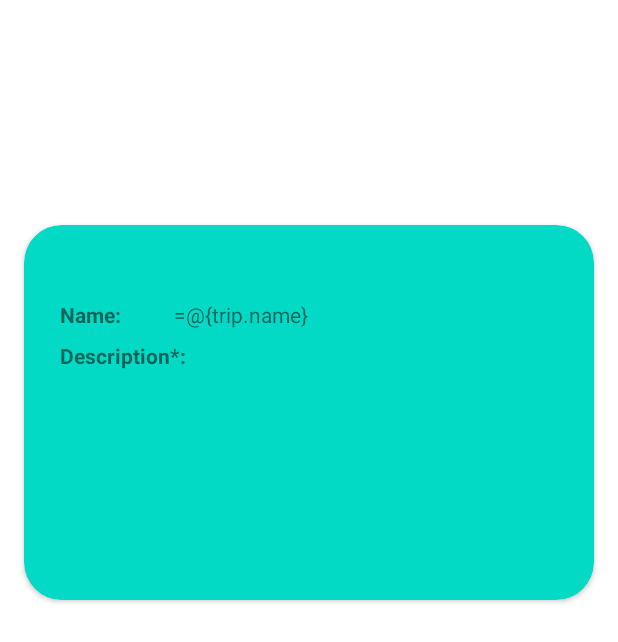
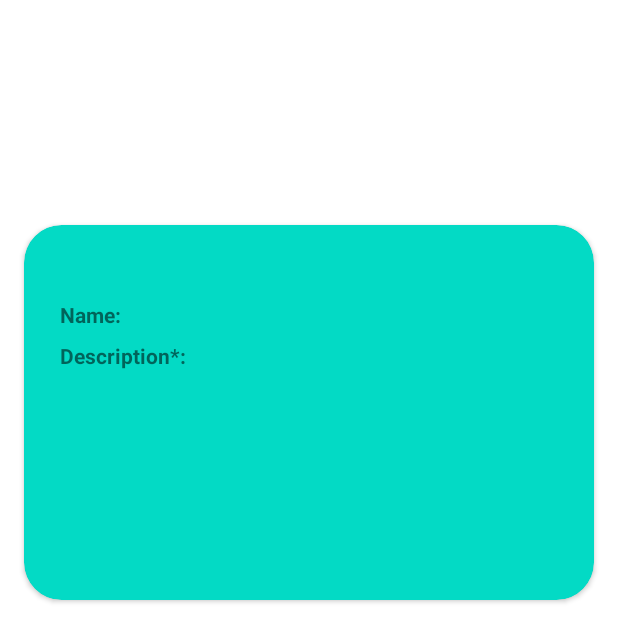
Before and after one commit to KClaassen/AroundTheWorld, an Android app: the layout fragment_trip_detail.xml on its own in the app's theme, with its tools: preview values and no code run, on a phone screen of 412 x 824 dp. Shown: the top 642 px of the screen. Run offline under Robolectric (Android 15) with nearby library versions, the phone set to English and light mode, and no system bars.

```diff
--- a/app/src/main/AndroidManifest.xml
+++ b/app/src/main/AndroidManifest.xml
@@ -4,6 +4,7 @@
     package="com.example.android.capstoneproject_aroundtheworld">
 
     <uses-permission android:name="android.permission.INTERNET" />
+    <uses-permission android:name="android.permission.READ_EXTERNAL_STORAGE"/>
 
     <application
         android:allowBackup="true"
--- a/app/src/main/java/com/example/android/capstoneproject_aroundtheworld/models/Trip.kt
+++ b/app/src/main/java/com/example/android/capstoneproject_aroundtheworld/models/Trip.kt
@@ -6,6 +6,7 @@ import androidx.room.Entity
 import androidx.room.PrimaryKey
 import kotlinx.android.parcel.Parcelize
 
+@Parcelize
 @Entity()
 data class Trip(
         @PrimaryKey
@@ -16,4 +17,4 @@ data class Trip(
         var accomodation: String?,
         var dateFrom: String,
         var dateTo: String)
-        : BaseObservable()
+        : Parcelable
--- a/app/src/main/java/com/example/android/capstoneproject_aroundtheworld/trips/TripsListFragment.kt
+++ b/app/src/main/java/com/example/android/capstoneproject_aroundtheworld/trips/TripsListFragment.kt
@@ -84,7 +84,7 @@ class TripsListFragment : Fragment() {
         viewModel.navigateToTrip.observe(viewLifecycleOwner, Observer { trip ->
             trip?.let {
                 this.findNavController().navigate(TripsListFragmentDirections
-                        .actionTripsListFragmentToTripDetailFragment())
+                        .actionTripsListFragmentToTripDetailFragment(it))
                 viewModel.onTripNavigated()
             }
         })
--- a/app/src/main/java/com/example/android/capstoneproject_aroundtheworld/trips/detail/TripDetailFragment.kt
+++ b/app/src/main/java/com/example/android/capstoneproject_aroundtheworld/trips/detail/TripDetailFragment.kt
@@ -44,8 +44,8 @@ class TripDetailFragment : Fragment() {
         binding.lifecycleOwner = this
         binding.viewmodel = viewModel
 
-//        val arguments = TripDetailFragmentArgs.fromBundle(requireArguments()).trip
-//        binding.trip = arguments
+        val arguments = TripDetailFragmentArgs.fromBundle(requireArguments()).trip
+        binding.trip = arguments
 
         // Observing changes in TripsList
 //        viewModel.tripList.observe(viewLifecycleOwner, Observer {
--- a/app/src/main/res/layout/activity_main.xml
+++ b/app/src/main/res/layout/activity_main.xml
@@ -23,11 +23,11 @@
         android:layout_height="wrap_content"
         android:layout_marginStart="0dp"
         android:layout_marginEnd="0dp"
-        android:background="@color/teal_700"
+        android:background="@color/white"
         app:layout_constraintBottom_toBottomOf="parent"
         app:layout_constraintLeft_toLeftOf="parent"
         app:layout_constraintRight_toRightOf="parent"
-        app:itemBackground="@color/teal_700"
+        app:itemBackground="@color/white"
         app:menu="@menu/bottom_navigation_menu"/>
 
 </androidx.constraintlayout.widget.ConstraintLayout>
--- a/app/src/main/res/layout/fragment_trip_detail.xml
+++ b/app/src/main/res/layout/fragment_trip_detail.xml
@@ -76,7 +76,7 @@
                     android:layout_width="wrap_content"
                     android:layout_height="wrap_content"
                     android:layout_marginStart="32dp"
-                    android:text="=@{trip.name}"
+                    android:text="@{trip.name}"
                     app:layout_constraintBaseline_toBaselineOf="@+id/trip_name_detail_label"
                     app:layout_constraintStart_toEndOf="@+id/trip_name_detail_label" />
 
--- a/app/src/main/res/layout/fragment_trips_list.xml
+++ b/app/src/main/res/layout/fragment_trips_list.xml
@@ -23,7 +23,7 @@
             android:layout_marginStart="16dp"
             android:layout_marginTop="8dp"
             android:layout_marginEnd="16dp"
-            app:cardBackgroundColor="@color/colorAccent"
+            app:cardBackgroundColor="@color/teal_200"
             app:cardCornerRadius="25dp"
             app:layout_constraintEnd_toEndOf="parent"
             app:layout_constraintStart_toStartOf="parent"
--- a/app/src/main/res/navigation/navigation.xml
+++ b/app/src/main/res/navigation/navigation.xml
@@ -75,6 +75,9 @@
         <action
             android:id="@+id/action_tripDetailFragment_to_tripsListFragment"
             app:destination="@id/tripsListFragment" />
+        <argument
+            android:name="trip"
+            app:argType="com.example.android.capstoneproject_aroundtheworld.models.Trip" />
     </fragment>
 
 </navigation>
--- a/app/src/main/res/values-night/themes.xml
+++ b/app/src/main/res/values-night/themes.xml
@@ -2,12 +2,12 @@
     <!-- Base application theme. -->
     <style name="Theme.CapstoneProject_AroundTheWorld" parent="Theme.MaterialComponents.DayNight.DarkActionBar">
         <!-- Primary brand color. -->
-        <item name="colorPrimary">@color/purple_200</item>
-        <item name="colorPrimaryVariant">@color/purple_700</item>
-        <item name="colorOnPrimary">@color/black</item>
+        <item name="colorPrimary">#048EA8</item>
+        <item name="colorPrimaryVariant">#048EA8</item>
+        <item name="colorOnPrimary">@color/white</item>
         <!-- Secondary brand color. -->
         <item name="colorSecondary">@color/teal_200</item>
-        <item name="colorSecondaryVariant">@color/teal_200</item>
+        <item name="colorSecondaryVariant">@color/teal_700</item>
         <item name="colorOnSecondary">@color/black</item>
         <!-- Status bar color. -->
         <item name="android:statusBarColor" tools:targetApi="l">?attr/colorPrimaryVariant</item>
--- a/app/src/main/res/values/themes.xml
+++ b/app/src/main/res/values/themes.xml
@@ -2,8 +2,8 @@
     <!-- Base application theme. -->
     <style name="Theme.CapstoneProject_AroundTheWorld" parent="Theme.MaterialComponents.DayNight.DarkActionBar">
         <!-- Primary brand color. -->
-        <item name="colorPrimary">@color/purple_500</item>
-        <item name="colorPrimaryVariant">@color/purple_700</item>
+        <item name="colorPrimary">#048EA8</item>
+        <item name="colorPrimaryVariant">#048EA8</item>
         <item name="colorOnPrimary">@color/white</item>
         <!-- Secondary brand color. -->
         <item name="colorSecondary">@color/teal_200</item>
```
Also changed, not shown: app/src/main/res/layout/item_trip.xml (+10 -10 lines).
